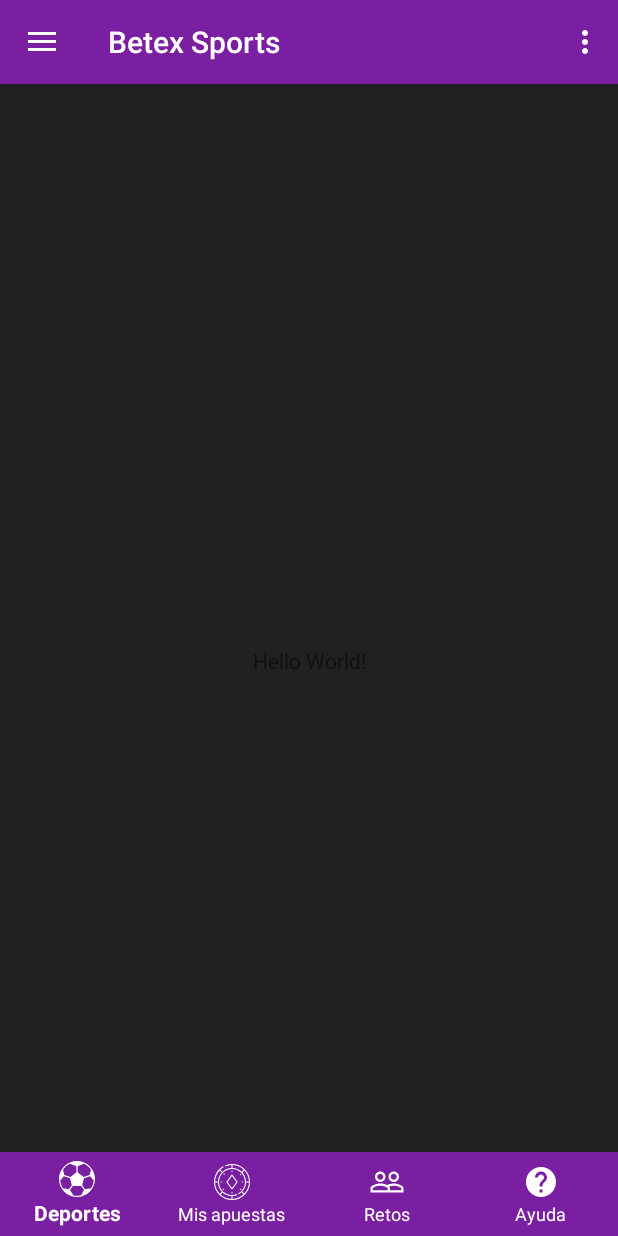
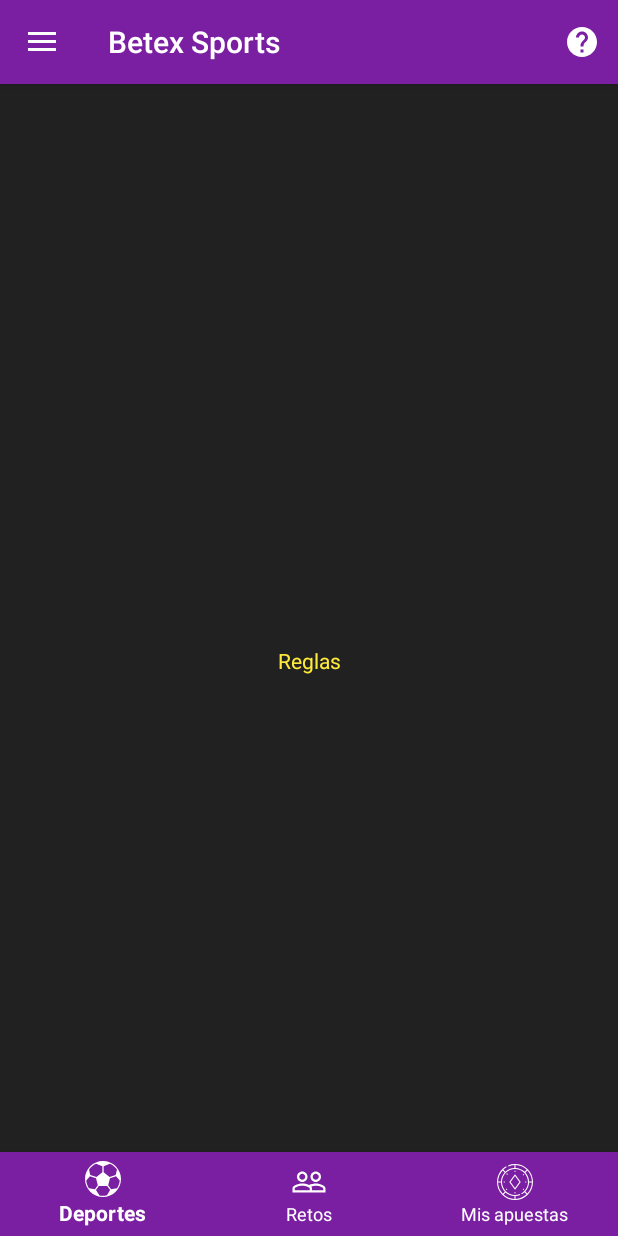
Before and after one commit to dmerniestic1987/betex-mobile, an Android app: the screen it shows after launch (MainActivity), in the side drawer, after a tap on "Reglas", on a phone screen of 412 x 824 dp. Run offline under Robolectric (Android 15) with nearby library versions, the phone set to English and light mode, and no system bars.

Commit message:
Se agregan funcionalidades para la interfaz gráfica

```diff
--- a/android/app/src/main/java/ar/com/betex/betexmobile/MainActivity.java
+++ b/android/app/src/main/java/ar/com/betex/betexmobile/MainActivity.java
@@ -1,9 +1,8 @@
 package ar.com.betex.betexmobile;
 
 import android.os.Bundle;
-import android.support.design.widget.FloatingActionButton;
-import android.support.design.widget.Snackbar;
-import android.view.View;
+import android.support.annotation.NonNull;
+import android.support.design.widget.BottomNavigationView;
 import android.support.design.widget.NavigationView;
 import android.support.v4.view.GravityCompat;
 import android.support.v4.widget.DrawerLayout;
@@ -12,9 +11,11 @@
 import android.support.v7.widget.Toolbar;
 import android.view.Menu;
 import android.view.MenuItem;
+import android.widget.TextView;
 
-public class MainActivity extends AppCompatActivity
-        implements NavigationView.OnNavigationItemSelectedListener {
+public class MainActivity extends AppCompatActivity {
+
+    private TextView contentText;
 
     @Override
     protected void onCreate(Bundle savedInstanceState) {
@@ -29,8 +30,14 @@
         drawer.addDrawerListener(toggle);
         toggle.syncState();
 
-        NavigationView navigationView = (NavigationView) findViewById(R.id.nav_view);
-        navigationView.setNavigationItemSelectedListener(this);
+        NavigationView navigationView = (NavigationView) findViewById(R.id.navigationView);
+        navigationView.bringToFront();
+        navigationView.setNavigationItemSelectedListener(this.onNavigationItemSelectedListener);
+
+        BottomNavigationView navigation = (BottomNavigationView) findViewById(R.id.bottonNavigation);
+        navigation.setOnNavigationItemSelectedListener(this.onButtonNavigationViewItemSelectedListener);
+
+        contentText = (TextView) findViewById(R.id.contentText);
     }
 
     @Override
@@ -52,32 +59,70 @@
     @Override
     public boolean onOptionsItemSelected(MenuItem item) {
         int id = item.getItemId();
-        if (id == R.id.action_settings) {
+        if (id == R.id.toolbar_help) {
+            contentText.setText("Ayuda TOOLBAR");
             return true;
         }
 
         return super.onOptionsItemSelected(item);
     }
 
-    @SuppressWarnings("StatementWithEmptyBody")
+    //Esto es el mensaje para el Button Navigation Item
+    private BottomNavigationView.OnNavigationItemSelectedListener onButtonNavigationViewItemSelectedListener
+            = new BottomNavigationView.OnNavigationItemSelectedListener() {
+
         @Override
-    public boolean onNavigationItemSelected(MenuItem item) {
+        public boolean onNavigationItemSelected(@NonNull MenuItem item) {
+
+            switch (item.getItemId()) {
+                case R.id.nav_bottom_events:
+                    contentText.setText(R.string.title_events);
+                    return true;
+                case R.id.nav_bottom_challeges:
+                    contentText.setText(R.string.title_challenges);
+                    return true;
+                case R.id.nav_bottom_myBets:
+                    contentText.setText(R.string.title_my_bets);
+                    return true;
+            }
+            return false;
+        }
+    };
+
+    private NavigationView.OnNavigationItemSelectedListener onNavigationItemSelectedListener
+            = new  NavigationView.OnNavigationItemSelectedListener(){
+
+        @Override
+        public boolean onNavigationItemSelected(@NonNull MenuItem item) {
             // Handle navigation view item clicks here.
             int id = item.getItemId();
 
             if (id == R.id.nav_events) {
-            // Handle the camera action
+                contentText.setText("Deportes y mercados");
+
             } else if (id == R.id.nav_myBets) {
+                contentText.setText("Mis apuestas");
 
             } else if (id == R.id.nav_challeges) {
+                contentText.setText("Retos");
 
             } else if (id == R.id.nav_rules) {
+                contentText.setText("Reglas");
 
             } else if (id == R.id.nav_share) {
+                contentText.setText("Compartir");
 
+            } else if (id == R.id.nav_help) {
+                contentText.setText("Ayuda");
+
+            } else if (id == R.id.nav_settings) {
+                contentText.setText("Configuración");
+            } else if (id == R.id.nav_wallet) {
+                contentText.setText("Mi Billetera");
             }
             DrawerLayout drawer = (DrawerLayout) findViewById(R.id.drawer_layout);
             drawer.closeDrawer(GravityCompat.START);
             return true;
         }
+    };
 }
--- /dev/null
+++ b/android/app/src/main/res/drawable/ic_help_white_24dp.xml
@@ -0,0 +1,9 @@
+<vector xmlns:android="http://schemas.android.com/apk/res/android"
+        android:width="24dp"
+        android:height="24dp"
+        android:viewportWidth="24.0"
+        android:viewportHeight="24.0">
+    <path
+        android:fillColor="@color/iconTextColor"
+        android:pathData="M12,2C6.48,2 2,6.48 2,12s4.48,10 10,10 10,-4.48 10,-10S17.52,2 12,2zM13,19h-2v-2h2v2zM15.07,11.25l-0.9,0.92C13.45,12.9 13,13.5 13,15h-2v-0.5c0,-1.1 0.45,-2.1 1.17,-2.83l1.24,-1.26c0.37,-0.36 0.59,-0.86 0.59,-1.41 0,-1.1 -0.9,-2 -2,-2s-2,0.9 -2,2L8,9c0,-2.21 1.79,-4 4,-4s4,1.79 4,4c0,0.88 -0.36,1.68 -0.93,2.25z"/>
+</vector>
--- /dev/null
+++ b/android/app/src/main/res/drawable/ic_wallet_black_24dp.xml
@@ -0,0 +1,9 @@
+<vector xmlns:android="http://schemas.android.com/apk/res/android"
+        android:width="24dp"
+        android:height="24dp"
+        android:viewportWidth="24.0"
+        android:viewportHeight="24.0">
+    <path
+        android:fillColor="#FF000000"
+        android:pathData="M21,18v1c0,1.1 -0.9,2 -2,2L5,21c-1.11,0 -2,-0.9 -2,-2L3,5c0,-1.1 0.89,-2 2,-2h14c1.1,0 2,0.9 2,2v1h-9c-1.11,0 -2,0.9 -2,2v8c0,1.1 0.89,2 2,2h9zM12,16h10L22,8L12,8v8zM16,13.5c-0.83,0 -1.5,-0.67 -1.5,-1.5s0.67,-1.5 1.5,-1.5 1.5,0.67 1.5,1.5 -0.67,1.5 -1.5,1.5z"/>
+</vector>
--- a/android/app/src/main/res/layout/activity_main.xml
+++ b/android/app/src/main/res/layout/activity_main.xml
@@ -9,7 +9,7 @@
     tools:openDrawer="start">
 
     <android.support.design.widget.NavigationView
-        android:id="@+id/nav_view"
+        android:id="@+id/navigationView"
         android:layout_width="wrap_content"
         android:layout_height="match_parent"
         android:layout_gravity="start"
@@ -17,8 +17,8 @@
         app:headerLayout="@layout/nav_header_main"
         app:menu="@menu/activity_main_drawer"
         android:background="@color/colorContentPrimary"
-        app:itemTextColor="@color/textColor"
-        app:itemIconTint="@color/textColor"
+        app:itemTextColor="@color/iconTextColor"
+        app:itemIconTint="@color/iconTextColor"
         />
 
         <RelativeLayout
@@ -32,9 +32,9 @@
 
             <android.support.design.widget.BottomNavigationView
                 style="@style/AppTheme.BottomNavigationView"
-                android:id="@+id/navigation"
-                app:itemTextColor="@color/colorNavigationBarItems"
-                app:itemIconTint="@color/colorNavigationBarItems"
+                android:id="@+id/bottonNavigation"
+                app:itemTextColor="@color/iconTextColor"
+                app:itemIconTint="@color/iconTextColor"
                 app:menu="@menu/navigation"
                 app:labelVisibilityMode="labeled" />
         </RelativeLayout>
--- a/android/app/src/main/res/layout/content_main.xml
+++ b/android/app/src/main/res/layout/content_main.xml
@@ -10,12 +10,14 @@
     style="@style/AppTheme.Content">
 
     <TextView
+        android:id="@+id/contentText"
         android:layout_width="wrap_content"
         android:layout_height="wrap_content"
         android:text="Hello World!"
         app:layout_constraintBottom_toBottomOf="parent"
         app:layout_constraintLeft_toLeftOf="parent"
         app:layout_constraintRight_toRightOf="parent"
+        android:textColor="@color/colorSecondary"
         app:layout_constraintTop_toTopOf="parent" />
 
 </android.support.constraint.ConstraintLayout>
--- a/android/app/src/main/res/layout/nav_header_main.xml
+++ b/android/app/src/main/res/layout/nav_header_main.xml
@@ -19,7 +19,7 @@
         android:contentDescription="@string/nav_header_desc"
         android:paddingTop="@dimen/nav_header_vertical_spacing"
         android:layout_marginTop="8dp"
-        app:srcCompat="@mipmap/ic_launcher_round" />
+        app:srcCompat="@mipmap/persona_round" />
 
     <TextView
         android:id="@+id/textView"
--- a/android/app/src/main/res/menu/activity_main_drawer.xml
+++ b/android/app/src/main/res/menu/activity_main_drawer.xml
@@ -18,6 +18,11 @@
             android:title="@string/title_challenges"/>
 
         <item
+            android:id="@+id/nav_wallet"
+            android:icon="@drawable/ic_wallet_black_24dp"
+            android:title="@string/title_nav_wallet"/>
+
+        <item
             android:id="@+id/nav_rules"
             android:icon="@drawable/ic_library_books_black_24dp"
             android:title="@string/title_nav_rules" />
@@ -33,7 +38,7 @@
             android:title="@string/title_nav_share" />
 
         <item
-            android:id="@+id/help"
+            android:id="@+id/nav_help"
             android:icon="@drawable/ic_help_black_24dp"
             android:title="@string/title_help" />
     </group>
--- a/android/app/src/main/res/menu/main.xml
+++ b/android/app/src/main/res/menu/main.xml
@@ -1,9 +1,10 @@
 <?xml version="1.0" encoding="utf-8"?>
 <menu xmlns:android="http://schemas.android.com/apk/res/android"
     xmlns:app="http://schemas.android.com/apk/res-auto">
+
     <item
-        android:id="@+id/action_settings"
-        android:orderInCategory="100"
-        android:title="@string/action_settings"
-        app:showAsAction="never" />
+        android:id="@+id/toolbar_help"
+        android:icon="@drawable/ic_help_white_24dp"
+        android:title="@string/title_help"
+        app:showAsAction="always"/>
 </menu>
--- a/android/app/src/main/res/menu/navigation.xml
+++ b/android/app/src/main/res/menu/navigation.xml
@@ -2,23 +2,18 @@
 <menu xmlns:android="http://schemas.android.com/apk/res/android">
 
     <item
-        android:id="@+id/events"
+        android:id="@+id/nav_bottom_events"
         android:icon="@drawable/ic_soccer_ball"
         android:title="@string/title_events" />
 
     <item
-        android:id="@+id/myBets"
-        android:icon="@drawable/ic_my_bets"
-        android:title="@string/title_my_bets" />
-
-    <item
-        android:id="@+id/challeges"
+        android:id="@+id/nav_bottom_challeges"
         android:icon="@drawable/ic_challenges"
         android:title="@string/title_challenges" />
 
     <item
-        android:id="@+id/help"
-        android:icon="@drawable/ic_help_black_24dp"
-        android:title="@string/title_help" />
+        android:id="@+id/nav_bottom_myBets"
+        android:icon="@drawable/ic_my_bets"
+        android:title="@string/title_my_bets" />
 
 </menu>
--- a/android/app/src/main/res/values/colors.xml
+++ b/android/app/src/main/res/values/colors.xml
@@ -8,10 +8,8 @@
     <color name="colorSecondaryDark">#c8b900</color>
     <color name="colorAccent">#D81B60</color>
     <color name="colorDarkGreyNavigation">#343a40</color>
-    <color name="colorNavigationBarItems">#fff</color>
-
     <color name="colorContentPrimary">#212121</color>
     <color name="colorContentPrimaryLight">#484848</color>
     <color name="colorContentPrimaryDark">#000000</color>
-    <color name="textColor">#fff</color>
+    <color name="iconTextColor">#fff</color>
 </resources>
--- a/android/app/src/main/res/values/strings.xml
+++ b/android/app/src/main/res/values/strings.xml
@@ -15,4 +15,5 @@
     <string name="title_nav_settings">Configuración</string>
     <string name="title_nav_rules">Reglas</string>
     <string name="title_nav_share">Compartir</string>
+    <string name="title_nav_wallet">Mi billetera</string>
 </resources>
--- a/android/app/src/main/res/values/styles.xml
+++ b/android/app/src/main/res/values/styles.xml
@@ -19,7 +19,7 @@
 
     <style name="AppTheme.Content" parent="AppTheme">
         <item name="android:background">@color/colorContentPrimary</item>
-        <item name="android:textColor">@color/textColor</item>
+        <item name="android:textColor">@color/iconTextColor</item>
     </style>
 
     <style name="AppTheme.AppBarOverlay" parent="ThemeOverlay.AppCompat.Dark.ActionBar" />
```
Also changed, not shown: android/app/src/main/res/drawable/ic_dashboard_black_24dp.xml (deleted, +0 -9 lines), android/app/src/main/res/drawable/ic_home_black_24dp.xml (deleted, +0 -9 lines), android/app/src/main/res/drawable/ic_menu_gallery.xml (deleted, +0 -9 lines), android/app/src/main/res/drawable/ic_menu_manage.xml (deleted, +0 -9 lines), android/app/src/main/res/drawable/ic_notifications_black_24dp.xml (deleted, +0 -9 lines), android/app/src/main/res/mipmap-xxhdpi/persona_round.png (added). Lines whose indentation alone changed are shown as unchanged.
